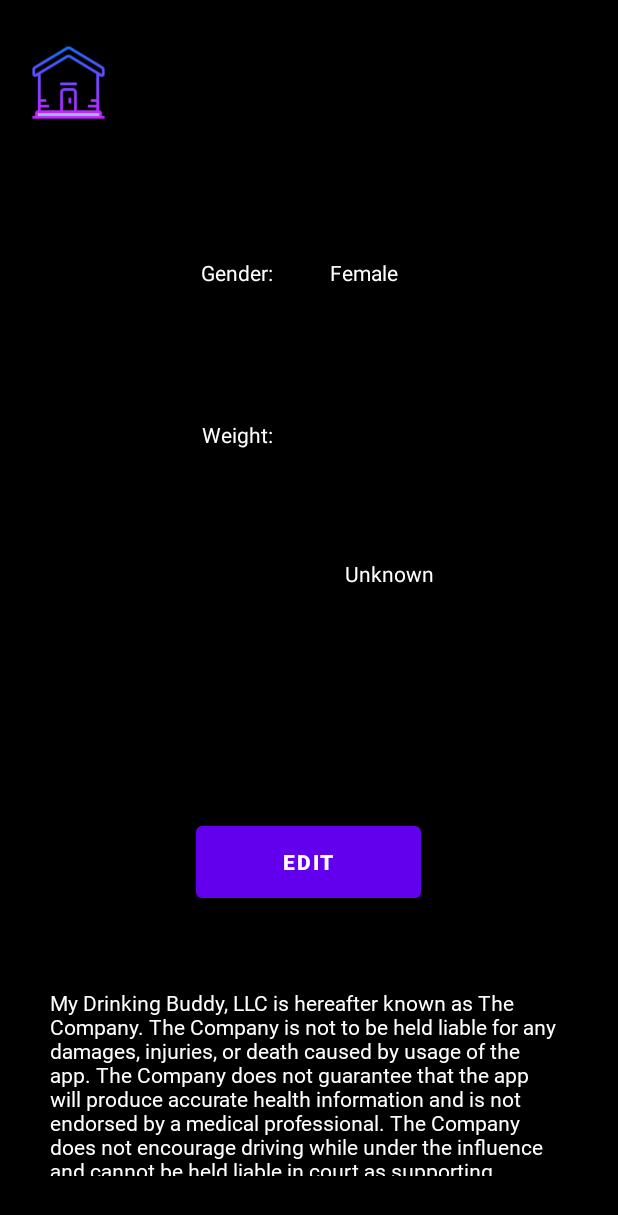
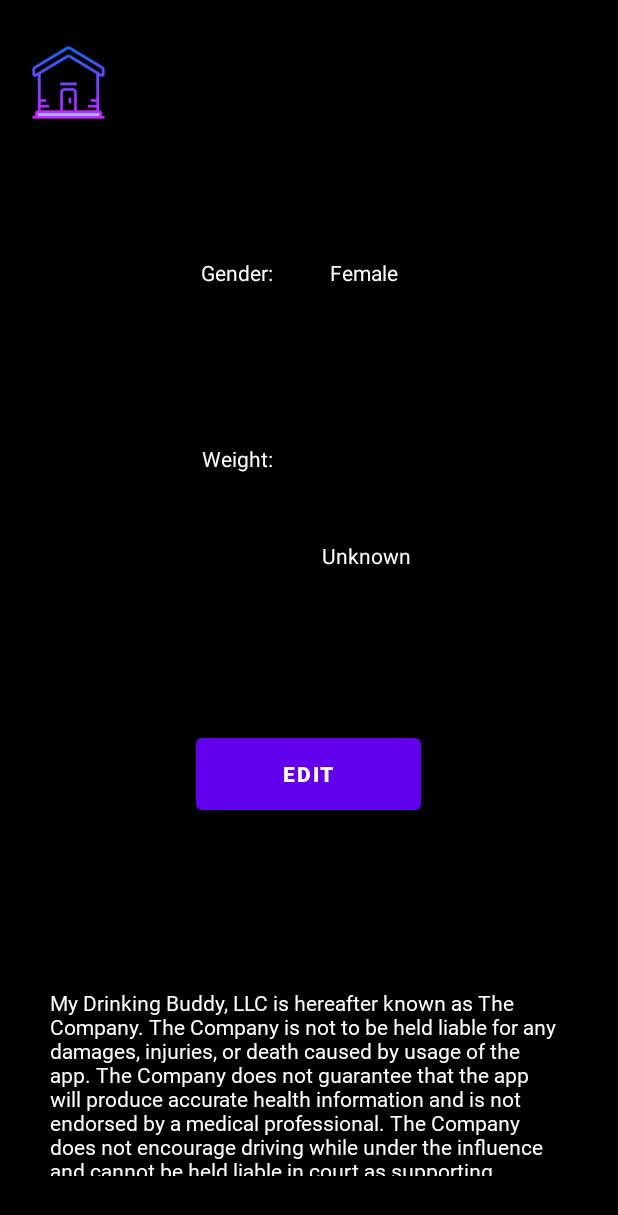
Before and after one commit to Java-Project-2022/Drinking-App, an Android app: the SettingsMenu screen opened directly, with no data from a screen before it, on a phone screen of 412 x 824 dp. Shown: the top 1215 px of the screen. Run offline under Robolectric (Android 15) with nearby library versions, the phone set to English and light mode, and no system bars.

Commit message:
small changes before work on weight setting

```diff
--- a/app/src/main/res/layout-qwerty/activity_settings.xml
+++ /dev/null
@@ -1,147 +0,0 @@
-<?xml version="1.0" encoding="utf-8"?>
-<androidx.constraintlayout.widget.ConstraintLayout xmlns:android="http://schemas.android.com/apk/res/android"
-    xmlns:app="http://schemas.android.com/apk/res-auto"
-    xmlns:tools="http://schemas.android.com/tools"
-    android:layout_width="match_parent"
-    android:layout_height="match_parent"
-    android:background="@color/black">
-
-    <TextView
-        android:id="@+id/textView16"
-        android:layout_width="wrap_content"
-        android:layout_height="wrap_content"
-        android:layout_marginTop="36dp"
-        android:text="@string/Settings_weight_static_display"
-        android:textColor="#FFFFFF"
-        app:layout_constraintEnd_toEndOf="parent"
-        app:layout_constraintHorizontal_bias="0.37"
-        app:layout_constraintStart_toStartOf="parent"
-        app:layout_constraintTop_toBottomOf="@+id/textView14" />
-
-    <Button
-        android:id="@+id/button8"
-        android:layout_width="150dp"
-        android:layout_height="60dp"
-        android:fontFamily="sans-serif-black"
-        android:text="@string/Settings_edit"
-        app:layout_constraintBottom_toBottomOf="parent"
-        app:layout_constraintEnd_toEndOf="parent"
-        app:layout_constraintHorizontal_bias="0.498"
-        app:layout_constraintStart_toStartOf="parent"
-        app:layout_constraintTop_toTopOf="parent"
-        app:layout_constraintVertical_bias="0.713" />
-
-    <TextView
-        android:id="@+id/textView5"
-        android:contentDescription="@string/App_Logo"
-        android:layout_width="346dp"
-        android:layout_height="125dp"
-        android:layout_marginBottom="40dp"
-        android:fontFamily="@font/poor_story"
-        android:text="@string/Disclaimer"
-        android:textColor="@color/white"
-        app:layout_constraintBottom_toBottomOf="parent"
-        app:layout_constraintEnd_toEndOf="parent"
-        app:layout_constraintStart_toStartOf="parent" />
-
-    <ImageButton
-        android:id="@+id/imageButton28"
-        android:layout_width="59dp"
-        android:layout_height="46dp"
-        android:layout_marginTop="28dp"
-        android:background="#000000"
-        android:scaleType="centerCrop"
-        app:layout_constraintEnd_toEndOf="parent"
-        app:layout_constraintHorizontal_bias="0.045"
-        app:layout_constraintStart_toStartOf="parent"
-        app:layout_constraintTop_toTopOf="parent"
-        app:srcCompat="@drawable/home_icon"
-        tools:ignore="SpeakableTextPresentCheck,TouchTargetSizeCheck" />
-
-    <TextView
-        android:id="@+id/textView11"
-        android:layout_width="wrap_content"
-        android:layout_height="wrap_content"
-        android:layout_marginTop="172dp"
-
-        android:inputType="text"
-        android:text="@string/Settings_gender"
-        android:textColor="#FFFFFF"
-        app:layout_constraintEnd_toEndOf="parent"
-        app:layout_constraintHorizontal_bias="0.6"
-        app:layout_constraintStart_toStartOf="parent"
-        app:layout_constraintTop_toTopOf="parent" />
-
-    <TextView
-        android:id="@+id/textView17"
-        android:layout_width="wrap_content"
-        android:layout_height="wrap_content"
-        android:layout_marginTop="172dp"
-        android:text="@string/Settings_gender_static_display"
-        android:textColor="#FFFFFF"
-        app:layout_constraintEnd_toEndOf="parent"
-        app:layout_constraintHorizontal_bias="0.368"
-        app:layout_constraintStart_toStartOf="parent"
-        app:layout_constraintTop_toTopOf="parent" />
-
-    <TextView
-        android:id="@+id/textView14"
-        android:layout_width="wrap_content"
-        android:layout_height="wrap_content"
-        android:layout_marginTop="36dp"
-        android:text="@string/Settings_age"
-        android:textColor="#FFFFFF"
-        app:layout_constraintEnd_toEndOf="parent"
-        app:layout_constraintHorizontal_bias="0.6"
-        app:layout_constraintStart_toStartOf="parent"
-        app:layout_constraintTop_toBottomOf="@+id/textView11" />
-
-    <TextView
-        android:id="@+id/textView15"
-        android:layout_width="wrap_content"
-        android:layout_height="wrap_content"
-        android:layout_marginTop="36dp"
-        android:text="@string/Settings_age_static_display"
-        android:textColor="#FFFFFF"
-        app:layout_constraintEnd_toEndOf="parent"
-        app:layout_constraintHorizontal_bias="0.396"
-        app:layout_constraintStart_toStartOf="parent"
-        app:layout_constraintTop_toBottomOf="@+id/textView11" />
-
-    <TextView
-        android:id="@+id/textView13"
-        android:layout_width="wrap_content"
-        android:layout_height="wrap_content"
-        android:layout_marginTop="36dp"
-        android:text="@string/Settings_weight"
-        android:textColor="#FFFFFF"
-        app:layout_constraintEnd_toEndOf="parent"
-        app:layout_constraintHorizontal_bias="0.6"
-        app:layout_constraintStart_toStartOf="parent"
-        app:layout_constraintTop_toBottomOf="@+id/textView14" />
-
-    <TextView
-        android:id="@+id/textView12"
-        android:layout_width="wrap_content"
-        android:layout_height="wrap_content"
-        android:layout_marginTop="32dp"
-        android:text="@string/Settings_height"
-        android:textColor="#FFFFFF"
-        app:layout_constraintEnd_toEndOf="parent"
-        app:layout_constraintHorizontal_bias="0.6"
-        app:layout_constraintStart_toStartOf="parent"
-        app:layout_constraintTop_toBottomOf="@+id/textView13" />
-
-    <TextView
-        android:id="@+id/textView18"
-        android:layout_width="wrap_content"
-        android:layout_height="wrap_content"
-        android:layout_marginTop="32dp"
-        android:text="@string/Settings_height_static_display"
-        android:textColor="#FFFFFF"
-        app:layout_constraintEnd_toEndOf="parent"
-        app:layout_constraintHorizontal_bias="0.374"
-        app:layout_constraintStart_toStartOf="parent"
-        app:layout_constraintTop_toBottomOf="@+id/textView13" />
-
-</androidx.constraintlayout.widget.ConstraintLayout>
--- a/app/src/main/res/layout/activity_settings.xml
+++ b/app/src/main/res/layout/activity_settings.xml
@@ -11,7 +11,7 @@
         android:layout_width="wrap_content"
         android:layout_height="wrap_content"
 
-        android:layout_marginTop="280dp"
+        android:layout_marginTop="296dp"
         android:text="@string/Settings_weight_static_display"
         android:textColor="#FFFFFF"
         app:layout_constraintEnd_toEndOf="parent"
@@ -30,7 +30,7 @@
         app:layout_constraintHorizontal_bias="0.498"
         app:layout_constraintStart_toStartOf="parent"
         app:layout_constraintTop_toTopOf="parent"
-        app:layout_constraintVertical_bias="0.713" />
+        app:layout_constraintVertical_bias="0.636" />
 
     <TextView
         android:id="@+id/textView5"
@@ -106,11 +106,11 @@
         android:id="@+id/textView13"
         android:layout_width="wrap_content"
         android:layout_height="wrap_content"
-        android:layout_marginBottom="432dp"
+        android:layout_marginBottom="444dp"
         android:textColor="#FFFFFF"
         app:layout_constraintBottom_toBottomOf="parent"
         app:layout_constraintEnd_toEndOf="parent"
-        app:layout_constraintHorizontal_bias="0.283"
+        app:layout_constraintHorizontal_bias="0.192"
         app:layout_constraintStart_toEndOf="@+id/textView16" />
 
 </androidx.constraintlayout.widget.ConstraintLayout>
```
Also changed, not shown: 1 other file.
